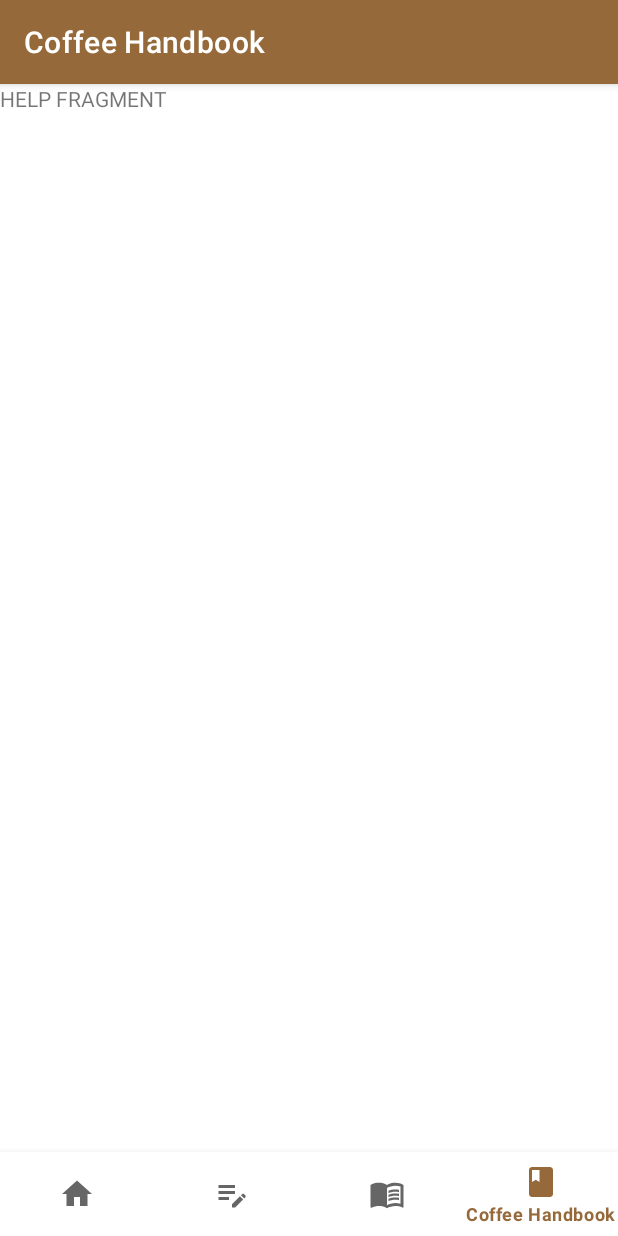
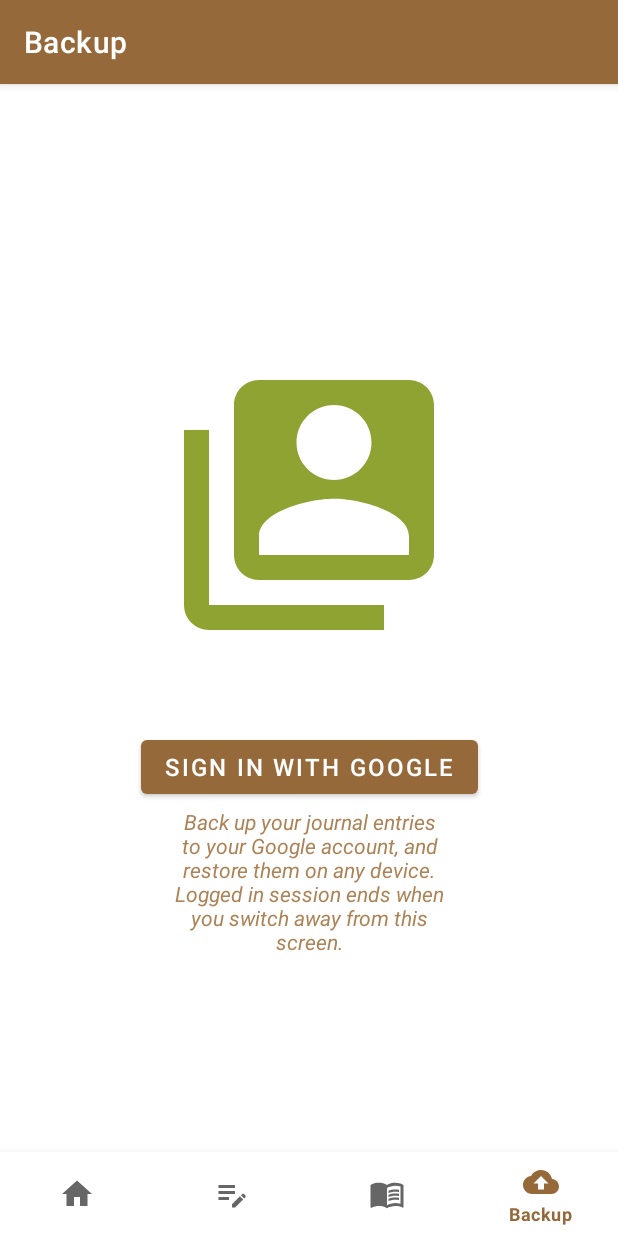
Before and after one commit to limepixl/CoffeeJournal_196068, an Android app: the screen it shows after launch (MainActivity), item 4 of the bottom bar chosen, on a phone screen of 412 x 824 dp. Run offline under Robolectric (Android 15) with nearby library versions, the phone set to English and light mode, and no system bars; our stand-ins replace navigation-ui; libraries missing offline, so code that uses them is left out: com.google.api.client, com.google.api.services; pictures from the network do not load.

Commit message:
Added OAuth2 authentication for future google drive backup

```diff
--- a/app/build.gradle
+++ b/app/build.gradle
@@ -55,6 +55,18 @@ android {
     kotlinOptions {
         jvmTarget = '1.8'
     }
+
+    packagingOptions {
+        exclude("META-INF/DEPENDENCIES")
+        exclude("META-INF/LICENSE")
+        exclude("META-INF/LICENSE.txt")
+        exclude("META-INF/license.txt")
+        exclude("META-INF/NOTICE")
+        exclude("META-INF/NOTICE.txt")
+        exclude("META-INF/notice.txt")
+        exclude("META-INF/ASL2.0")
+        exclude("META-INF/*.kotlin_module")
+    }
 }
 
 dependencies {
@@ -85,4 +97,9 @@ dependencies {
     implementation 'com.github.bumptech.glide:glide:4.15.1'
     // Skip this if you don't want to use integration libraries or configure Glide.
     annotationProcessor 'com.github.bumptech.glide:compiler:4.15.1'
+
+    implementation 'com.google.api-client:google-api-client:2.0.0'
+    implementation 'com.google.oauth-client:google-oauth-client-jetty:1.34.1'
+    implementation 'com.google.apis:google-api-services-drive:v3-rev20220815-2.0.0'
+    implementation 'com.google.api-client:google-api-client-android:2.0.0'
 }
--- a/app/src/main/AndroidManifest.xml
+++ b/app/src/main/AndroidManifest.xml
@@ -3,7 +3,8 @@
     xmlns:tools="http://schemas.android.com/tools">
 
     <uses-permission android:name="android.permission.POST_NOTIFICATIONS" />
-    <uses-permission android:name="android.permission.READ_EXTERNAL_STORAGE" />
+    <uses-permission android:name="android.permission.INTERNET"/>
+    <uses-permission android:name="android.permission.READ_EXTERNAL_STORAGE"/>
     <uses-permission android:name="android.permission.SCHEDULE_EXACT_ALARM" />
     <uses-permission android:name="android.permission.RECEIVE_BOOT_COMPLETED" />
 
--- a/app/src/main/java/mk/ukim/finki/coffeejournal/MainActivity.kt
+++ b/app/src/main/java/mk/ukim/finki/coffeejournal/MainActivity.kt
@@ -48,7 +48,7 @@ class MainActivity : AppCompatActivity() {
                 R.id.homeFragment,
                 R.id.addJournalEntryFragment,
                 R.id.viewJournalEntriesFragment,
-                R.id.handbookFragment
+                R.id.backupFragment
             )
         )
         setupActionBarWithNavController(navController, appBarConfiguration)
--- /dev/null
+++ b/app/src/main/java/mk/ukim/finki/coffeejournal/fragments/BackupFragment.kt
@@ -0,0 +1,82 @@
+package mk.ukim.finki.coffeejournal.fragments
+
+import android.app.Activity
+import android.content.Intent
+import android.os.Bundle
+import android.view.LayoutInflater
+import android.view.View
+import android.view.ViewGroup
+import android.widget.Button
+import android.widget.ImageView
+import androidx.activity.result.ActivityResultLauncher
+import androidx.activity.result.contract.ActivityResultContracts
+import androidx.core.widget.ImageViewCompat
+import androidx.fragment.app.Fragment
+import com.bumptech.glide.Glide
+import com.google.android.gms.auth.api.signin.GoogleSignIn
+import com.google.android.gms.auth.api.signin.GoogleSignInOptions
+import com.google.android.gms.common.Scopes
+import com.google.android.gms.common.api.Scope
+import com.google.api.client.googleapis.extensions.android.gms.auth.GoogleAccountCredential
+import com.google.api.client.http.javanet.NetHttpTransport
+import com.google.api.client.json.gson.GsonFactory
+import com.google.api.services.drive.Drive
+import mk.ukim.finki.coffeejournal.R
+import java.util.*
+
+class BackupFragment : Fragment() {
+    private lateinit var resultLauncher: ActivityResultLauncher<Intent>
+    private lateinit var ivProfilePicture: ImageView
+    private lateinit var btnAuth: Button
+
+    override fun onCreate(savedInstanceState: Bundle?) {
+        super.onCreate(savedInstanceState)
+        resultLauncher = registerForActivityResult(ActivityResultContracts.StartActivityForResult()) { result ->
+            if(result.resultCode == Activity.RESULT_OK) {
+                val data = result.data
+
+                val mAccount = GoogleSignIn.getLastSignedInAccount(requireActivity())
+
+                val credential = GoogleAccountCredential.usingOAuth2(
+                    requireContext(), Collections.singleton(Scopes.DRIVE_FILE)
+                )
+                if (mAccount != null) {
+                    credential.selectedAccount = mAccount.account
+                    ImageViewCompat.setImageTintList(ivProfilePicture, null);
+                    Glide.with(requireView()).load(mAccount.photoUrl).into(ivProfilePicture)
+                    btnAuth.text = mAccount.displayName
+                }
+
+                val googleDriveService = Drive.Builder(
+                    NetHttpTransport(), GsonFactory(), credential
+                ).setApplicationName("CoffeeJournal").build()
+            }
+        }
+    }
+
+    override fun onCreateView(
+        inflater: LayoutInflater, container: ViewGroup?, savedInstanceState: Bundle?
+    ): View? {
+        val view = inflater.inflate(R.layout.fragment_backup, container, false)
+
+        btnAuth = view.findViewById(R.id.btn_auth)
+        btnAuth.setOnClickListener {
+            oauth2()
+        }
+
+        ivProfilePicture = view.findViewById(R.id.iv_profile_pic)
+
+        // Inflate the layout for this fragment
+        return view
+    }
+
+    private fun oauth2() {
+        val gso = GoogleSignInOptions.Builder(GoogleSignInOptions.DEFAULT_SIGN_IN).requestScopes(
+            Scope(Scopes.DRIVE_FILE), Scope(Scopes.DRIVE_APPFOLDER)
+        ).requestEmail().build()
+        val googleSingInClient = GoogleSignIn.getClient(requireActivity(), gso)
+        val signInIntent = googleSingInClient.signInIntent
+
+        resultLauncher.launch(signInIntent)
+    }
+}
--- a/app/src/main/java/mk/ukim/finki/coffeejournal/fragments/HandbookFragment.kt
+++ /dev/null
@@ -1,18 +0,0 @@
-package mk.ukim.finki.coffeejournal.fragments
-
-import android.os.Bundle
-import androidx.fragment.app.Fragment
-import android.view.LayoutInflater
-import android.view.View
-import android.view.ViewGroup
-import mk.ukim.finki.coffeejournal.R
-
-class HandbookFragment : Fragment() {
-    override fun onCreateView(
-        inflater: LayoutInflater, container: ViewGroup?,
-        savedInstanceState: Bundle?
-    ): View? {
-        // Inflate the layout for this fragment
-        return inflater.inflate(R.layout.fragment_help, container, false)
-    }
-}
--- /dev/null
+++ b/app/src/main/res/drawable/ic_backup.xml
@@ -0,0 +1,5 @@
+<vector android:height="24dp" android:tint="#000000"
+    android:viewportHeight="24" android:viewportWidth="24"
+    android:width="24dp" xmlns:android="http://schemas.android.com/apk/res/android">
+    <path android:fillColor="@android:color/white" android:pathData="M19.35,10.04C18.67,6.59 15.64,4 12,4 9.11,4 6.6,5.64 5.35,8.04 2.34,8.36 0,10.91 0,14c0,3.31 2.69,6 6,6h13c2.76,0 5,-2.24 5,-5 0,-2.64 -2.05,-4.78 -4.65,-4.96zM14,13v4h-4v-4H7l5,-5 5,5h-3z"/>
+</vector>
--- /dev/null
+++ b/app/src/main/res/drawable/ic_switch_account.xml
@@ -0,0 +1,5 @@
+<vector android:height="24dp" android:tint="#000000"
+    android:viewportHeight="24" android:viewportWidth="24"
+    android:width="24dp" xmlns:android="http://schemas.android.com/apk/res/android">
+    <path android:fillColor="@android:color/white" android:pathData="M4,6L2,6v14c0,1.1 0.9,2 2,2h14v-2L4,20L4,6zM20,2L8,2c-1.1,0 -2,0.9 -2,2v12c0,1.1 0.9,2 2,2h12c1.1,0 2,-0.9 2,-2L22,4c0,-1.1 -0.9,-2 -2,-2zM14,4c1.66,0 3,1.34 3,3s-1.34,3 -3,3 -3,-1.34 -3,-3 1.34,-3 3,-3zM20,16L8,16v-1.5c0,-1.99 4,-3 6,-3s6,1.01 6,3L20,16z"/>
+</vector>
--- /dev/null
+++ b/app/src/main/res/layout/fragment_backup.xml
@@ -0,0 +1,51 @@
+<?xml version="1.0" encoding="utf-8"?>
+<androidx.constraintlayout.widget.ConstraintLayout xmlns:android="http://schemas.android.com/apk/res/android"
+    xmlns:app="http://schemas.android.com/apk/res-auto"
+    xmlns:tools="http://schemas.android.com/tools"
+    android:id="@+id/frameLayout2"
+    android:layout_width="match_parent"
+    android:layout_height="match_parent"
+    tools:context=".fragments.BackupFragment">
+
+    <Button
+        android:id="@+id/btn_auth"
+        android:layout_width="wrap_content"
+        android:layout_height="wrap_content"
+        android:text="@string/btn_oauth2"
+        android:textSize="16sp"
+        app:layout_constraintBottom_toBottomOf="parent"
+        app:layout_constraintEnd_toEndOf="parent"
+        app:layout_constraintStart_toStartOf="parent"
+        app:layout_constraintTop_toTopOf="parent"
+        app:layout_constraintVertical_bias="0.65" />
+
+    <ImageView
+        android:id="@+id/iv_profile_pic"
+        android:layout_width="200dp"
+        android:layout_height="200dp"
+        android:contentDescription="@string/profile_picture_of_logged_in_user"
+        android:minWidth="200dp"
+        android:minHeight="200dp"
+        android:src="@drawable/ic_switch_account"
+        app:layout_constraintBottom_toTopOf="@+id/btn_auth"
+        app:layout_constraintEnd_toEndOf="parent"
+        app:layout_constraintStart_toStartOf="parent"
+        app:layout_constraintTop_toTopOf="parent"
+        app:layout_constraintVertical_bias="0.78"
+        tools:visibility="visible"
+        app:tint="@color/lime_800" />
+
+    <TextView
+        android:id="@+id/tvExplanation"
+        android:layout_width="200dp"
+        android:layout_height="wrap_content"
+        android:text="@string/backup_explanation"
+        android:textAlignment="center"
+        android:textColor="@color/brown_300"
+        android:textStyle="italic"
+        app:layout_constraintBottom_toBottomOf="parent"
+        app:layout_constraintEnd_toEndOf="parent"
+        app:layout_constraintStart_toStartOf="parent"
+        app:layout_constraintTop_toBottomOf="@+id/btn_auth"
+        app:layout_constraintVertical_bias="0.01999998" />
+</androidx.constraintlayout.widget.ConstraintLayout>
--- a/app/src/main/res/layout/fragment_help.xml
+++ /dev/null
@@ -1,14 +0,0 @@
-<?xml version="1.0" encoding="utf-8"?>
-<FrameLayout xmlns:android="http://schemas.android.com/apk/res/android"
-    xmlns:tools="http://schemas.android.com/tools"
-    android:layout_width="match_parent"
-    android:layout_height="match_parent"
-    tools:context=".fragments.HandbookFragment">
-
-    <!-- TODO: Update blank fragment layout -->
-    <TextView
-        android:layout_width="match_parent"
-        android:layout_height="match_parent"
-        android:text="HELP FRAGMENT" />
-
-</FrameLayout>
--- a/app/src/main/res/menu/bottom_nav_menu.xml
+++ b/app/src/main/res/menu/bottom_nav_menu.xml
@@ -16,9 +16,9 @@
         android:icon="@drawable/ic_view_journal_entries"
         android:menuCategory="secondary"
         />
-    <item android:title="@string/help_nav_label"
-        android:id="@+id/handbookFragment"
-        android:icon="@drawable/ic_help"
+    <item android:title="@string/backup_nav_label"
+        android:id="@+id/backupFragment"
+        android:icon="@drawable/ic_backup"
         android:menuCategory="secondary"
         />
 </menu>
--- a/app/src/main/res/navigation/nav_graph.xml
+++ b/app/src/main/res/navigation/nav_graph.xml
@@ -25,9 +25,9 @@
         android:label="View your Journal Entries"
         tools:layout="@layout/fragment_view_journal_entries" />
     <fragment
-        android:id="@+id/handbookFragment"
-        android:name="mk.ukim.finki.coffeejournal.fragments.HandbookFragment"
-        android:label="Coffee Handbook"
-        tools:layout="@layout/fragment_help" />
+        android:id="@+id/backupFragment"
+        android:name="mk.ukim.finki.coffeejournal.fragments.BackupFragment"
+        android:label="Backup"
+        tools:layout="@layout/fragment_backup" />
 
 </navigation>
--- a/app/src/main/res/values/strings.xml
+++ b/app/src/main/res/values/strings.xml
@@ -7,7 +7,7 @@
     <string name="photo_of_your_coffee">Photo of your coffee!</string>
     <string name="add_entry_nav_label">Add Entry</string>
     <string name="view_journal_nav_label">View Journal</string>
-    <string name="help_nav_label">Coffee Handbook</string>
+    <string name="backup_nav_label">Backup</string>
     <string name="welcome_text">What was today\'s brew like?</string>
     <string name="spinner_speakable_text">Coffee Brew Method selection</string>
     <string name="rating_bar_speakable_text">Coffee Rating Bar</string>
@@ -21,4 +21,7 @@
     <string name="reminders_notification_channel_id">45678</string>
     <string name="reminders_notification_channel_name">Daily Reminder</string>
     <string name="your_web_client_id">889969526816-1hamrlacm3jtus5tnb04svdi5kcrnubm.apps.googleusercontent.com</string>
+    <string name="profile_picture_of_logged_in_user">Profile picture of logged in user</string>
+    <string name="backup_explanation">Back up your journal entries to your Google account, and restore them on any device. Logged in session ends when you switch away from this screen.</string>
+    <string name="btn_oauth2">Sign in with Google</string>
 </resources>
```
Also changed, not shown: 1 other file.
